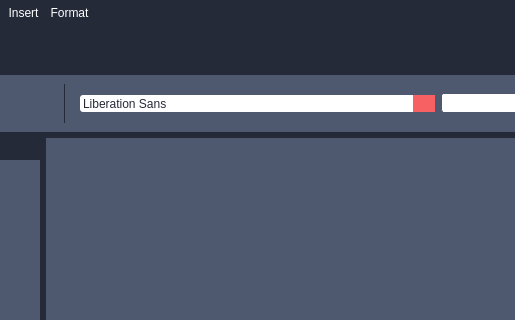
Before: the Qt Designer form src/client/gui/ui/texteditor.ui in aleoli/Shared-Editor, drawn with Qt 5; both pictures show x 110 to 625 and y 0 to 320 of the 1225 by 596 pixel window.
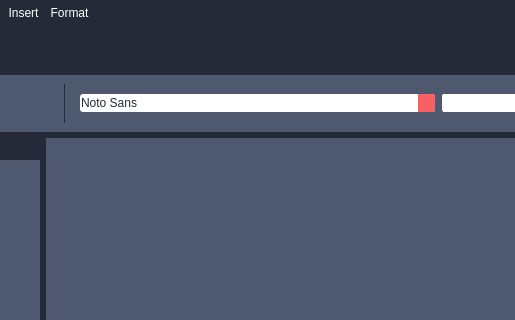
After: the same form once the commit is applied. Icons and pictures are not drawn.

Commit message: corretta la freccetta di dropdow del fontcomboBox

```diff
--- a/src/client/gui/ui/texteditor.ui
+++ b/src/client/gui/ui/texteditor.ui
@@ -1044,64 +1044,60 @@
        </property>
        <property name="styleSheet">
         <string notr="true">QComboBox {
-    border: 1px solid  #4e596f;
+    border: 0px solid  #4e596f;
     border-radius: 3px;
-    padding: 1px 18px 1px 3px;
+    padding: 1px 18px 1px 1px;
     min-width: 3em;
 	max-width: 10em;
     color: #242A38;
-	background: #f76163;
+	background: white;
     margin: 0 0 0 0;
 }
 
-QFontComboBox:!editable {
+QComboBox:!editable {
 	background: white;
-	max-height: 15px;
-	border: 0px solid none;
-	border-radius: 3px;
 }
 
 QComboBox::drop-down:editable {
 	background: #f76163;
 	margin-right: 0px;
-	padding-left: 10px;
+	padding-left: 0px;
 }
 
-QFontComboBox:!editable:on {
+QComboBox:!editable:on {
 	background: white;
 	margin-right: 0px;
 	margin-left: 5px;
 }
 
-QFontComboBox::drop-down:editable:on {
+QComboBox::drop-down:editable:on {
 	background: #4e596f;
 	margin-right: 0px;
 	margin-left: 5px;
 }
 
-QFontComboBox:on { /* shift the text when the popup opens */
+QComboBox:on { /* shift the text when the popup opens */
     padding-top: 3px;
     padding-left: 4px;
-    background-color: white;
+    background-color: #4e596f;
 }
 
-QFontComboBox::drop-down {
+QComboBox::drop-down {
     subcontrol-origin: padding;
     subcontrol-position: center right;
-    width: 27px; 
+    width: 17px; 
     right: 0px;
-	left: 15px;
+	left: 0px;
     border-top-right-radius: 3px; /* same radius as the QComboBox */
-    border-bottom-right-radius: 3px;
-    padding-right: 10px;
+	border-bottom-right-radius: 3px;
     background: #f76163;
 }
 
-QFontComboBox::down-arrow {    
+QComboBox::down-arrow {    
 	background: url(:/res/text-editor/dropdown-arrow.png) no-repeat center left;
-	height: 20px;
-	width: 22px;
-	padding-right: 0px;
+    height: 15px;
+	width: 12px;
+	padding-right: 3px;
 }
 
 QComboBox::down-arrow:on { /* shift the arrow when popup is open */
@@ -1109,8 +1105,8 @@
     left: 1px;
 }
 
-QFontComboBox::comboListView {
-    background: red;
+QListView#comboListView {
+    background: #4e596f;
     color: white;
     min-height: 90px;
     margin: 0 0 0 0;
@@ -1128,7 +1124,9 @@
         <bool>false</bool>
        </property>
        <property name="currentFont">
-        <font/>
+        <font>
+         <family>MS Reference Specialty</family>
+        </font>
        </property>
       </widget>
      </item>
```
Left out of the diff: 5 changed lines with no effect on the pictures.
